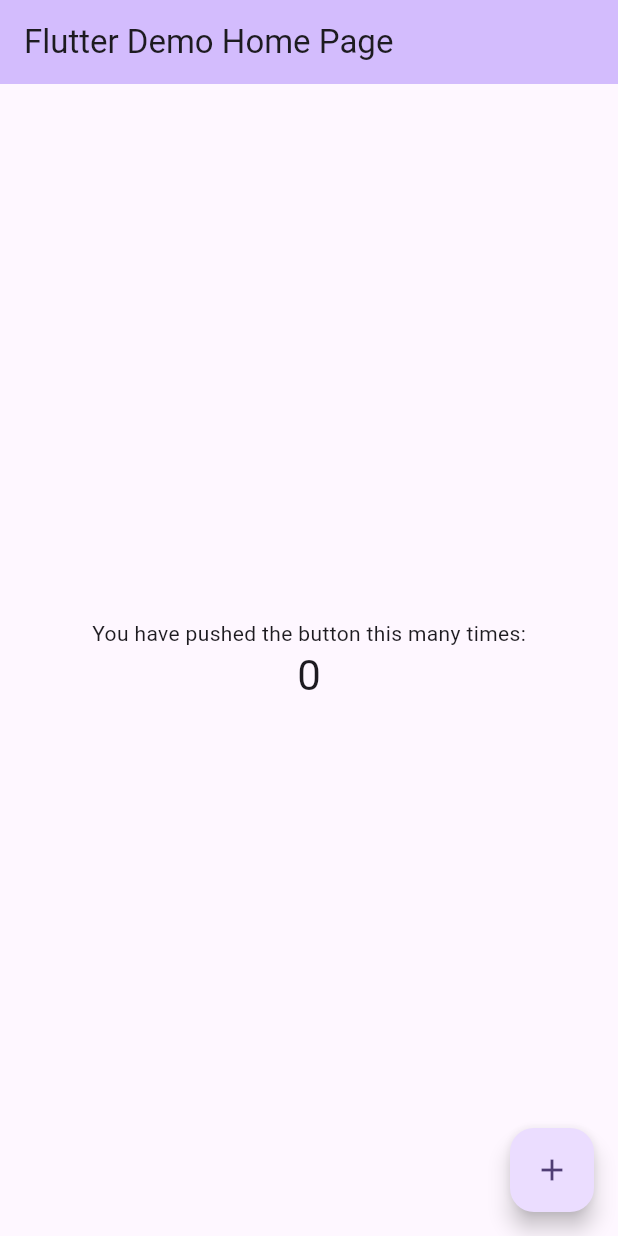
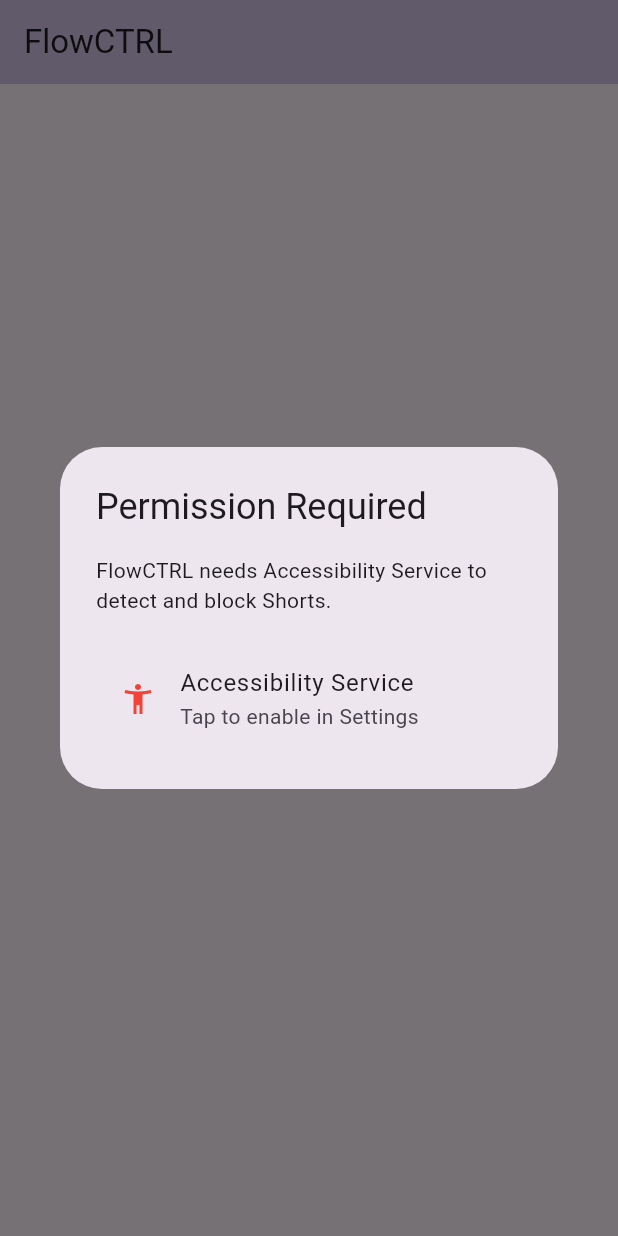
Before and after one commit to BajWarring/FlowCTRL, a Flutter app: the screen it shows after launch, on a phone screen of 412 x 824 dp. Run offline on Flutter 3.47's test engine with Material 3 defaults, Android fonts, the phone set to English and light mode, and no system bars; our stand-ins replace permission_handler, shared_preferences; missing offline and left inert: flutter_accessibility_service.

Commit message:
Update main.dart

```diff
--- a/lib/main.dart
+++ b/lib/main.dart
@@ -1,121 +1,157 @@
 import 'package:flutter/material.dart';
+import 'package:shared_preferences/shared_preferences.dart';
+import 'package:flutter_accessibility_service/flutter_accessibility_service.dart';
+import 'package:permission_handler/permission_handler.dart';
 
 void main() {
-  runApp(const MyApp());
+  runApp(const FlowCTRLApp());
 }
 
-class MyApp extends StatelessWidget {
-  const MyApp({super.key});
+class FlowCTRLApp extends StatelessWidget {
+  const FlowCTRLApp({super.key});
 
-  // This widget is the root of your application.
   @override
   Widget build(BuildContext context) {
     return MaterialApp(
-      title: 'Flutter Demo',
+      title: 'FlowCTRL',
       theme: ThemeData(
-        // This is the theme of your application.
-        //
-        // TRY THIS: Try running your application with "flutter run". You'll see
-        // the application has a purple toolbar. Then, without quitting the app,
-        // try changing the seedColor in the colorScheme below to Colors.green
-        // and then invoke "hot reload" (save your changes or press the "hot
-        // reload" button in a Flutter-supported IDE, or press "r" if you used
-        // the command line to start the app).
-        //
-        // Notice that the counter didn't reset back to zero; the application
-        // state is not lost during the reload. To reset the state, use hot
-        // restart instead.
-        //
-        // This works for code too, not just values: Most code changes can be
-        // tested with just a hot reload.
-        colorScheme: .fromSeed(seedColor: Colors.deepPurple),
+        colorScheme: ColorScheme.fromSeed(seedColor: Colors.deepPurple),
+        useMaterial3: true,
       ),
-      home: const MyHomePage(title: 'Flutter Demo Home Page'),
+      home: const HomeScreen(),
     );
   }
 }
 
-class MyHomePage extends StatefulWidget {
-  const MyHomePage({super.key, required this.title});
-
-  // This widget is the home page of your application. It is stateful, meaning
-  // that it has a State object (defined below) that contains fields that affect
-  // how it looks.
-
-  // This class is the configuration for the state. It holds the values (in this
-  // case the title) provided by the parent (in this case the App widget) and
-  // used by the build method of the State. Fields in a Widget subclass are
-  // always marked "final".
-
-  final String title;
+class HomeScreen extends StatefulWidget {
+  const HomeScreen({super.key});
 
   @override
-  State<MyHomePage> createState() => _MyHomePageState();
+  State<HomeScreen> createState() => _HomeScreenState();
 }
 
-class _MyHomePageState extends State<MyHomePage> {
-  int _counter = 0;
+class _HomeScreenState extends State<HomeScreen> with WidgetsBindingObserver {
+  bool _isServiceEnabled = false;
+  bool _blockerActive = true;
 
-  void _incrementCounter() {
+  @override
+  void initState() {
+    super.initState();
+    WidgetsBinding.instance.addObserver(this);
+    _checkPermissions();
+    _loadState();
+  }
+
+  @override
+  void dispose() {
+    WidgetsBinding.instance.removeObserver(this);
+    super.dispose();
+  }
+
+  @override
+  void didChangeAppLifecycleState(AppLifecycleState state) {
+    // Re-check permissions when user comes back to app
+    if (state == AppLifecycleState.resumed) {
+      _checkPermissions();
+    }
+  }
+
+  Future<void> _checkPermissions() async {
+    // Check if Accessibility Service is running
+    bool isRunning = await FlutterAccessibilityService.isAccessibilityPermissionEnabled();
     setState(() {
-      // This call to setState tells the Flutter framework that something has
-      // changed in this State, which causes it to rerun the build method below
-      // so that the display can reflect the updated values. If we changed
-      // _counter without calling setState(), then the build method would not be
-      // called again, and so nothing would appear to happen.
-      _counter++;
+      _isServiceEnabled = isRunning;
     });
+
+    if (!isRunning) {
+      _showPermissionDialog();
+    }
+  }
+
+  Future<void> _loadState() async {
+    final prefs = await SharedPreferences.getInstance();
+    setState(() {
+      // Key must match the one used in Kotlin (flutter.isBlockingEnabled)
+      _blockerActive = prefs.getBool('isBlockingEnabled') ?? true;
+    });
+  }
+
+  Future<void> _toggleBlocker(bool value) async {
+    final prefs = await SharedPreferences.getInstance();
+    await prefs.setBool('isBlockingEnabled', value);
+    setState(() {
+      _blockerActive = value;
+    });
+    // Note: The native service reads this SharedPref value
+  }
+
+  void _showPermissionDialog() {
+    showDialog(
+      context: context,
+      barrierDismissible: false,
+      builder: (context) => AlertDialog(
+        title: const Text("Permission Required"),
+        content: Column(
+          mainAxisSize: MainAxisSize.min,
+          children: [
+            const Text("FlowCTRL needs Accessibility Service to detect and block Shorts."),
+            const SizedBox(height: 20),
+            ListTile(
+              leading: const Icon(Icons.accessibility_new, color: Colors.red),
+              title: const Text("Accessibility Service"),
+              subtitle: const Text("Tap to enable in Settings"),
+              onTap: () async {
+                // Open Accessibility Settings
+                await FlutterAccessibilityService.requestAccessibilityPermission();
+                if (context.mounted) Navigator.pop(context);
+              },
+            ),
+          ],
+        ),
+      ),
+    );
   }
 
   @override
   Widget build(BuildContext context) {
-    // This method is rerun every time setState is called, for instance as done
-    // by the _incrementCounter method above.
-    //
-    // The Flutter framework has been optimized to make rerunning build methods
-    // fast, so that you can just rebuild anything that needs updating rather
-    // than having to individually change instances of widgets.
     return Scaffold(
       appBar: AppBar(
-        // TRY THIS: Try changing the color here to a specific color (to
-        // Colors.amber, perhaps?) and trigger a hot reload to see the AppBar
-        // change color while the other colors stay the same.
-        backgroundColor: Theme.of(context).colorScheme.inversePrimary,
-        // Here we take the value from the MyHomePage object that was created by
-        // the App.build method, and use it to set our appbar title.
-        title: Text(widget.title),
+        title: const Text('FlowCTRL'),
+        backgroundColor: Colors.deepPurple[100],
       ),
       body: Center(
-        // Center is a layout widget. It takes a single child and positions it
-        // in the middle of the parent.
-        child: Column(
-          // Column is also a layout widget. It takes a list of children and
-          // arranges them vertically. By default, it sizes itself to fit its
-          // children horizontally, and tries to be as tall as its parent.
-          //
-          // Column has various properties to control how it sizes itself and
-          // how it positions its children. Here we use mainAxisAlignment to
-          // center the children vertically; the main axis here is the vertical
-          // axis because Columns are vertical (the cross axis would be
-          // horizontal).
-          //
-          // TRY THIS: Invoke "debug painting" (choose the "Toggle Debug Paint"
-          // action in the IDE, or press "p" in the console), to see the
-          // wireframe for each widget.
-          mainAxisAlignment: .center,
-          children: [
-            const Text('You have pushed the button this many times:'),
-            Text(
-              '$_counter',
-              style: Theme.of(context).textTheme.headlineMedium,
-            ),
-          ],
-        ),
-      ),
-      floatingActionButton: FloatingActionButton(
-        onPressed: _incrementCounter,
-        tooltip: 'Increment',
-        child: const Icon(Icons.add),
+        child: _isServiceEnabled
+            ? Column(
+                mainAxisAlignment: MainAxisAlignment.center,
+                children: [
+                  Icon(
+                    _blockerActive ? Icons.shield : Icons.shield_outlined,
+                    size: 100,
+                    color: _blockerActive ? Colors.green : Colors.grey,
+                  ),
+                  const SizedBox(height: 30),
+                  Text(
+                    _blockerActive ? "Blocker Active" : "Blocker Paused",
+                    style: const TextStyle(fontSize: 24, fontWeight: FontWeight.bold),
+                  ),
+                  const SizedBox(height: 20),
+                  Switch(
+                    value: _blockerActive,
+                    onChanged: _toggleBlocker,
+                    activeColor: Colors.green,
+                  ),
+                  const SizedBox(height: 50),
+                  const Padding(
+                    padding: EdgeInsets.symmetric(horizontal: 40),
+                    child: Text(
+                      "Open YouTube to test. If a Short appears, FlowCTRL will automatically navigate back.",
+                      textAlign: TextAlign.center,
+                      style: TextStyle(color: Colors.grey),
+                    ),
+                  )
+                ],
+              )
+            : const CircularProgressIndicator(),
       ),
     );
   }
```
